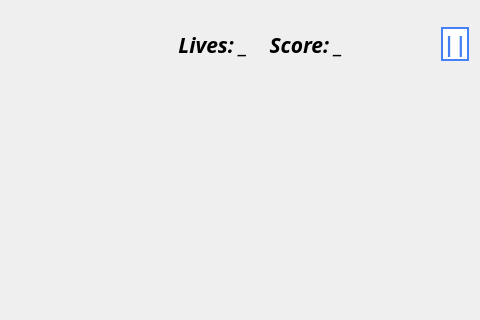
First picture: the form in Dance_Game/game_screen.ui, repository BradyCason/CV-Dance-Game, before the edit; both pictures show x 720 to 1200 and y 0 to 320 of the 1200 by 785 pixel window.
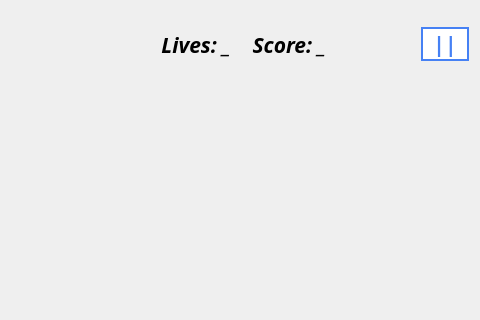
Second picture: the form after the edit. Icons and pictures are not drawn.

Commit message: Pause button padding

The edit to the form file:
```diff
--- a/Dance_Game/game_screen.ui
+++ b/Dance_Game/game_screen.ui
@@ -73,6 +73,8 @@
 background-color: #ffffff;
 color: #4681f4;
 border: 2px solid #4681f4;
+padding-left:10px;
+padding-right:10px;
 }
 
 
```
The commit also changes 5 other files.
